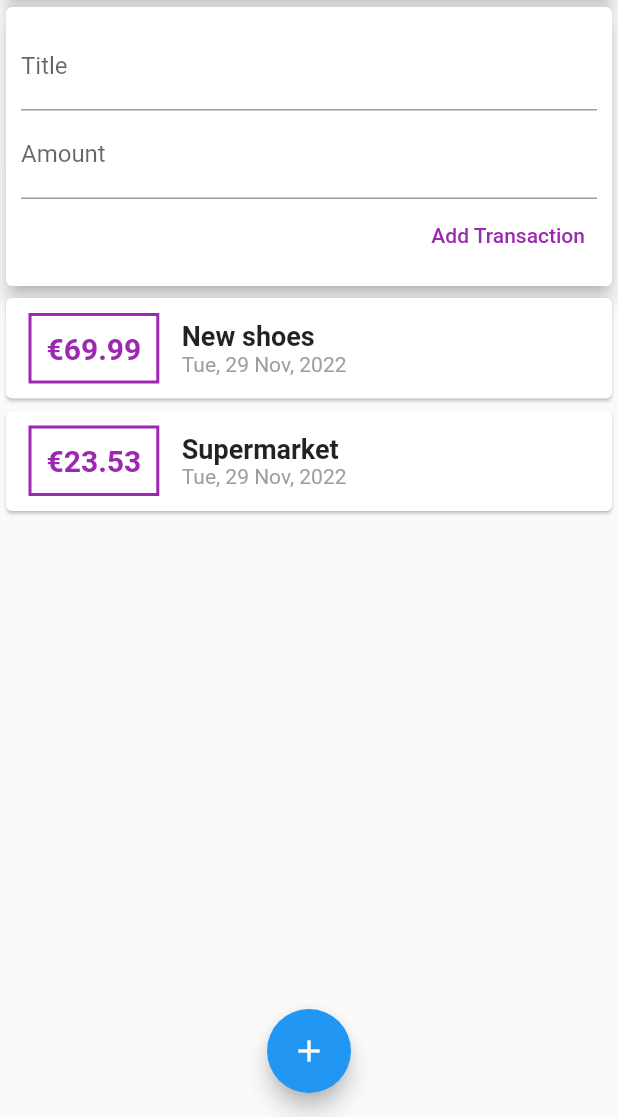
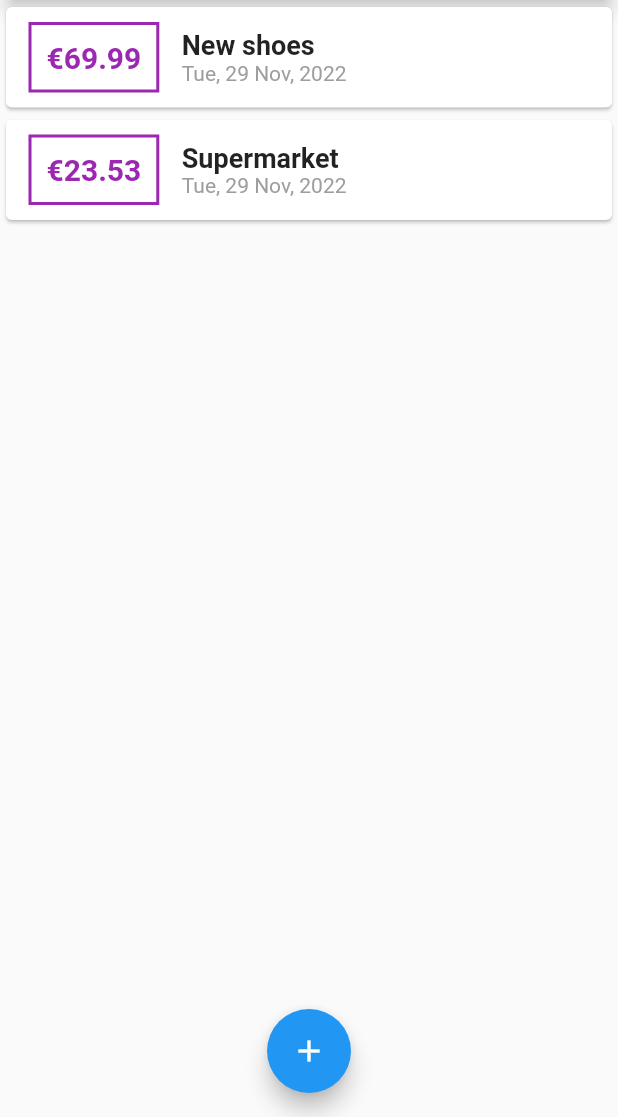
Before and after one commit to pfgrebelo/Flutter_PersonalExpensesApp, a Flutter app: the screen it shows after launch, on a phone screen of 412 x 824 dp, the part 119-1236 px from its top. Run offline on Flutter 3.47's test engine with Material 2 defaults, Android fonts, the phone set to English and light mode, and no system bars.

```diff
--- a/lib/main.dart
+++ b/lib/main.dart
@@ -1,7 +1,7 @@
 import 'package:flutter/material.dart';
-import 'package:flutter_personal_expenses_app/widgets/user_transactions.dart';
-
-import './widgets/user_transactions.dart';
+import './widgets/new_transaction.dart';
+import './widgets/transaction_list.dart';
+import './models/transaction.dart';
 
 main() => runApp(const PersonalExpensesApp());
 
@@ -18,15 +18,60 @@ class PersonalExpensesApp extends StatelessWidget {
   }
 }
 
-class MyHomePage extends StatelessWidget {
+class MyHomePage extends StatefulWidget {
+  @override
+  State<MyHomePage> createState() => _MyHomePageState();
+}
+
+class _MyHomePageState extends State<MyHomePage> {
   //const MyHomePage({super.key});
+
+  final List<Transaction> _userTransactions = [
+    Transaction(
+      id: 't1',
+      title: 'New shoes',
+      amount: 69.99,
+      date: DateTime.now(),
+    ),
+    Transaction(
+      id: 't2',
+      title: 'Supermarket',
+      amount: 23.53,
+      date: DateTime.now(),
+    ),
+  ];
+
+  void _addNewTransaction(String title, double amount) {
+    final newTx = Transaction(
+      id: DateTime.now().toString(),
+      title: title,
+      amount: amount,
+      date: DateTime.now(),
+    );
+    setState(() {
+      _userTransactions.add(newTx);
+    });
+  }
+
+  void _startAddNewTransaction(BuildContext ctx) {
+    showModalBottomSheet(
+        context: ctx,
+        builder: (_) {
+          return NewTransaction(_addNewTransaction);
+        });
+  }
 
   @override
   Widget build(BuildContext context) {
     return Scaffold(
       appBar: AppBar(
         title: Text('Personal Expenses App'),
-        actions: [IconButton(onPressed: () {}, icon: Icon(Icons.add))],
+        actions: [
+          IconButton(
+            onPressed: () => _startAddNewTransaction(context),
+            icon: Icon(Icons.add),
+          ),
+        ],
       ),
       body: SingleChildScrollView(
         child: Column(
@@ -41,14 +86,14 @@ class MyHomePage extends StatelessWidget {
                 elevation: 5,
               ),
             ),
-            UserTransactions(),
+            TransactionList(_userTransactions),
           ],
         ),
       ),
       floatingActionButtonLocation: FloatingActionButtonLocation.centerFloat,
       floatingActionButton: FloatingActionButton(
         child: Icon(Icons.add),
-        onPressed: () {},
+        onPressed: () => _startAddNewTransaction(context),
       ),
     );
   }
--- a/lib/widgets/user_transactions.dart
+++ /dev/null
@@ -1,50 +0,0 @@
-import 'package:flutter/material.dart';
-import './new_transaction.dart';
-import './transaction_list.dart';
-import '../models/transaction.dart';
-
-class UserTransactions extends StatefulWidget {
-  const UserTransactions({super.key});
-
-  @override
-  State<UserTransactions> createState() => _UserTransactionsState();
-}
-
-class _UserTransactionsState extends State<UserTransactions> {
-  final List<Transaction> _userTransactions = [
-    Transaction(
-      id: 't1',
-      title: 'New shoes',
-      amount: 69.99,
-      date: DateTime.now(),
-    ),
-    Transaction(
-      id: 't2',
-      title: 'Supermarket',
-      amount: 23.53,
-      date: DateTime.now(),
-    ),
-  ];
-
-  void _addNewTransaction(String title, double amount) {
-    final newTx = Transaction(
-      id: DateTime.now().toString(),
-      title: title,
-      amount: amount,
-      date: DateTime.now(),
-    );
-    setState(() {
-      _userTransactions.add(newTx);
-    });
-  }
-
-  @override
-  Widget build(BuildContext context) {
-    return Column(
-      children: [
-        NewTransaction(_addNewTransaction),
-        TransactionList(_userTransactions),
-      ],
-    );
-  }
-}
```
